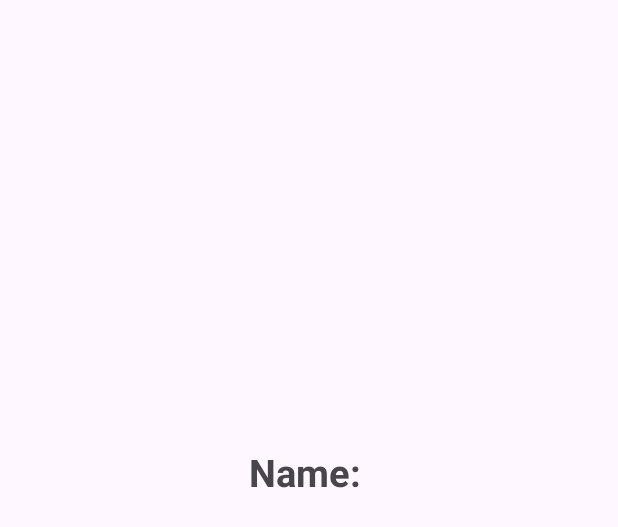
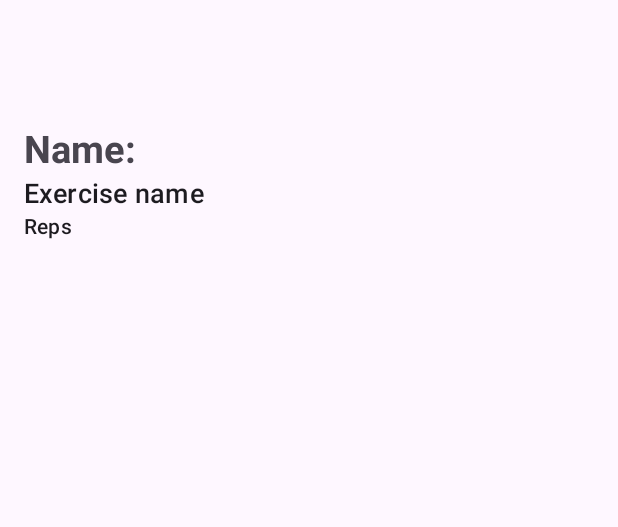
Before and after one commit to SamWoodburn25/GymGenie, an Android app: the layout saved_list_item.xml on its own in the app's theme, with its tools: preview values and no code run, on a phone screen of 412 x 824 dp. Shown: the top 527 px of the screen. Run offline under Robolectric (Android 15) with nearby library versions, the phone set to English and light mode, and no system bars.

Commit message:
formatting of saved workouts

```diff
--- a/app/src/main/java/edu/quinnipiac/ser210/myapplication/SavedWorkoutAdapter.kt
+++ b/app/src/main/java/edu/quinnipiac/ser210/myapplication/SavedWorkoutAdapter.kt
@@ -10,8 +10,9 @@ import android.view.LayoutInflater
 import android.view.ViewGroup
 import androidx.recyclerview.widget.DiffUtil
 import androidx.recyclerview.widget.RecyclerView
+import com.google.gson.Gson
+import edu.quinnipiac.ser210.myapplication.APIData.ExerciseItem
 import edu.quinnipiac.ser210.myapplication.data.Workout
-import edu.quinnipiac.ser210.myapplication.databinding.ListItemBinding
 import edu.quinnipiac.ser210.myapplication.databinding.SavedListItemBinding
 
 
@@ -24,7 +25,15 @@ class SavedWorkoutAdapter(private var dataSet: List<Workout>) : RecyclerView.Ada
     class SavedViewHolder(private val binding: SavedListItemBinding): RecyclerView.ViewHolder(binding.root) {
         fun bind(workout: Workout) {
             binding.workoutName.text = "Title: ${workout.title}"
-            binding.savedWorkout.text = "Exercise Name: ${workout.exercises}"
+            val exercisesList = Gson().fromJson(workout.exercises, Array<ExerciseItem>::class.java)
+            val exerciseDetails = exercisesList.joinToString("\n") { exercise ->
+                "Exercise name: ${exercise.name}"
+                        // + ", Reps: ${exercise.reps}" // Adjust this line to match the actual structure of ExerciseItem
+            }
+            // Now set the text of the TextView to the formatted string
+            binding.exerciseNameTextView.text = exerciseDetails // Replace with your actual TextView id
+            val exerciseNames = exercisesList.joinToString(", ") { it.name }
+
         }
     }
 
@@ -42,7 +51,7 @@ class SavedWorkoutAdapter(private var dataSet: List<Workout>) : RecyclerView.Ada
         //bind workout to holder
         val workout = dataSet[position]
         holder.bind(workout)
-        holder.bind(dataSet[position])
+        //holder.bind(dataSet[position])
     }
 
     override fun getItemCount() = dataSet.size
--- a/app/src/main/java/edu/quinnipiac/ser210/myapplication/SavedWorkoutsFragment.kt
+++ b/app/src/main/java/edu/quinnipiac/ser210/myapplication/SavedWorkoutsFragment.kt
@@ -12,17 +12,13 @@ import android.util.Log
 import android.view.LayoutInflater
 import android.view.View
 import android.view.ViewGroup
-import androidx.fragment.app.activityViewModels
-import androidx.navigation.fragment.navArgs
 import androidx.fragment.app.Fragment
 import androidx.lifecycle.ViewModelProvider
 import androidx.navigation.fragment.findNavController
 import androidx.recyclerview.widget.LinearLayoutManager
 import com.google.gson.Gson
 import edu.quinnipiac.ser210.myapplication.APIData.ApiInterface
-import edu.quinnipiac.ser210.myapplication.APIData.ExerciseItem
 import edu.quinnipiac.ser210.myapplication.data.DatabaseBuilder
-import edu.quinnipiac.ser210.myapplication.data.Workout
 import edu.quinnipiac.ser210.myapplication.data.WorkoutDao
 import edu.quinnipiac.ser210.myapplication.databinding.FragmentSavedWorkoutsBinding
 
@@ -102,30 +98,14 @@ class SavedWorkoutsFragment : Fragment() {
     //observe view model, get all saved workouts, submit list to the recycler view
     private fun observeViewModel() {
         viewModel.getAllSavedWorkouts().observe(viewLifecycleOwner) { workouts ->
-            val workoutText = workouts.joinToString("\n") { workout ->
-                "${workout.bodyPart}: ${Gson().fromJson(workout.exercises, Array<ExerciseItem>::class.java).joinToString(", ") { it.name }}"
-            }
             (binding.recyclerView.adapter as? SavedWorkoutAdapter)?.submitList(workouts)
             if (workouts != null) {
-                //log for info
                 Log.d("SAVED_WORKOUT_FRAGMENT", "saving from database ${workouts.size} exercises")
                 savedWorkoutAdapter.submitList(workouts)
             } else {
-                //log for failure to observe
                 Log.d("SAVED_WORKOUT_FRAGMENT", "observer received null")
             }
         }
-    }
-
-    /*
-        this is gonna help with changing it from JSON
-     */
-    private fun updateUI(workouts: List<Workout>) {
-        // Assuming you have a TextView or any other UI component to display the saved workouts
-        val workoutText = workouts.joinToString("\n") { workout ->
-            "${workout.bodyPart}: ${Gson().fromJson(workout.exercises, Array<ExerciseItem>::class.java).joinToString(", ") { it.name }}"
-        }
-        binding.savedWorkouts.text = workoutText
     }
 
 
--- a/app/src/main/java/edu/quinnipiac/ser210/myapplication/data/AppDatabase.kt
+++ b/app/src/main/java/edu/quinnipiac/ser210/myapplication/data/AppDatabase.kt
@@ -12,4 +12,5 @@ import androidx.room.RoomDatabase
 @Database(entities = [Workout::class], version = 2, exportSchema = false)
 abstract class AppDatabase : RoomDatabase() {
     abstract fun workoutDao(): WorkoutDao
+
 }
--- a/app/src/main/res/layout/saved_list_item.xml
+++ b/app/src/main/res/layout/saved_list_item.xml
@@ -1,32 +1,32 @@
-<?xml version="1.0" encoding="utf-8"?>
-<androidx.constraintlayout.widget.ConstraintLayout
+<LinearLayout
     xmlns:android="http://schemas.android.com/apk/res/android"
-    xmlns:app="http://schemas.android.com/apk/res-auto"
-    xmlns:tools="http://schemas.android.com/tools"
     android:layout_width="match_parent"
-    android:layout_height="match_parent">
+    android:layout_height="wrap_content"
+    android:orientation="vertical"
+    android:padding="16dp">
 
     <TextView
-        android:id="@+id/workoutName"
+            android:id="@+id/workoutName"
+            android:layout_width="wrap_content"
+            android:layout_height="wrap_content"
+            android:textSize="25dp"
+            android:textStyle="bold"
+            android:layout_marginTop="65dp"
+            android:text="Name: " />
+
+    <TextView
+        android:id="@+id/exerciseNameTextView"
         android:layout_width="wrap_content"
         android:layout_height="wrap_content"
-        android:textSize="25dp"
-        android:textStyle="bold"
-        android:layout_marginTop="65dp"
-        android:text="Name: "
-        app:layout_constraintRight_toRightOf="parent"
-        app:layout_constraintLeft_toLeftOf="parent"
-        app:layout_constraintTop_toTopOf="parent"
-        app:layout_constraintBottom_toTopOf="@id/savedWorkout"/>
+        android:text="Exercise name"
+        android:textAppearance="?attr/textAppearanceListItem"
+        android:textSize="18sp"/>
 
     <TextView
-        android:id="@+id/savedWorkout"
+        android:id="@+id/repsTextView"
         android:layout_width="wrap_content"
         android:layout_height="wrap_content"
-        android:textSize="20dp"
-        app:layout_constraintTop_toBottomOf="@id/workoutName"
-        app:layout_constraintRight_toRightOf="parent"
-        app:layout_constraintLeft_toLeftOf="parent"
-        app:layout_constraintBottom_toBottomOf="parent"/>
-
-</androidx.constraintlayout.widget.ConstraintLayout>
+        android:text="Reps"
+        android:textAppearance="?attr/textAppearanceListItem"
+        android:textSize="14sp"/>
+</LinearLayout>
```
